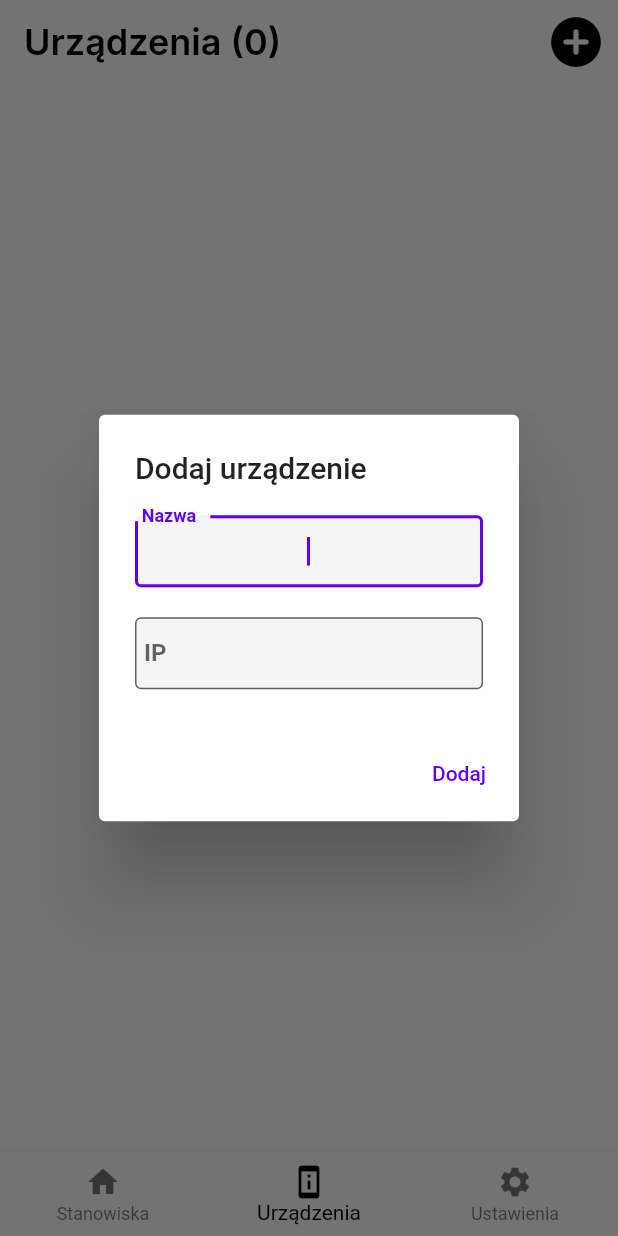
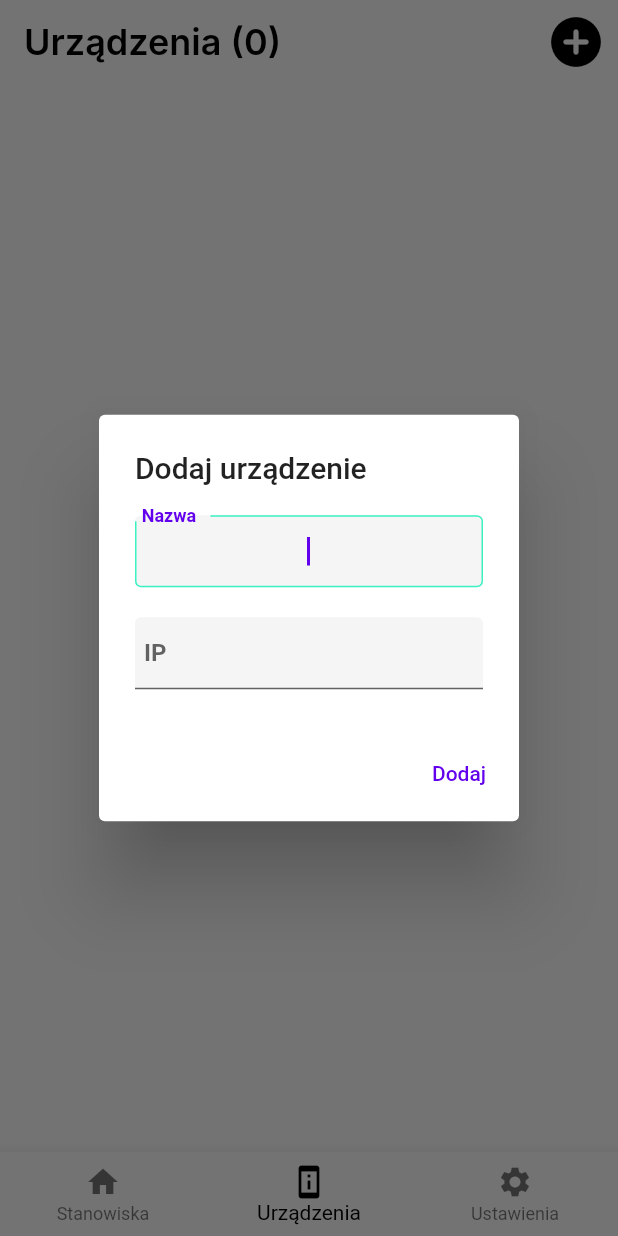
Before and after one commit to Carolosso/SCPI-Monitor, a Flutter app: the screen it shows after launch, item 2 of the bottom bar chosen, after a tap on the "add circle" icon, on a phone screen of 412 x 824 dp. Run offline on Flutter 3.47's test engine with Material 2 defaults, Android fonts, the phone set to English and light mode, and no system bars; our stand-ins replace google_fonts; missing offline and left inert: tcp_socket_connection.

Commit message:
Small UI changes and code fixes

```diff
--- a/lib/local_package/local_TcpSocketConnection.dart
+++ b/lib/local_package/local_TcpSocketConnection.dart
@@ -26,8 +26,9 @@ class LocalTcpSocketConnection extends ChangeNotifier {
   void messageReceiver(String msg) {
     if (msg.isNotEmpty) {
       message = msg;
-      notifyListeners();
     }
+    //TODO Message received: PUSTE???
+    notifyListeners();
   }
 
   void identification() {
--- a/lib/models/device_model.dart
+++ b/lib/models/device_model.dart
@@ -8,9 +8,10 @@ class Device {
   String ip;
   String serial;
   String status;
+  String measuredUnit;
   double value;
   LocalTcpSocketConnection connection;
 
   Device(this.deviceID, this.name, this.ip, this.serial, this.status,
-      this.value, this.connection);
+      this.measuredUnit, this.value, this.connection);
 }
--- a/lib/providers/screen_index_provider.dart
+++ b/lib/providers/screen_index_provider.dart
@@ -11,7 +11,7 @@ class ScreenIndexProvider extends ChangeNotifier {
     const StationsListView(),
     //const StationDetailPage(),
     DevicesListView(),
-    SettingsPage(),
+    const SettingsPage(),
   ];
 
   void updateScreenIndex(int newIndex) {
--- a/lib/views/stations_list_view.dart
+++ b/lib/views/stations_list_view.dart
@@ -123,7 +123,7 @@ class StationsListView extends StatelessWidget {
                                               flex: 1,
                                               //alignment: Alignment.centerLeft,
                                               child: Text(
-                                                '${viewModel.getDeviceValue(indexStation, indexDevice).toStringAsFixed(3)} V',
+                                                '${viewModel.getDeviceValue(indexStation, indexDevice).toStringAsFixed(3)} ${viewModel.getDeviceMeasuredUnit(indexStation, indexDevice)}',
                                                 style: const TextStyle(
                                                   fontSize: 20,
                                                   fontWeight: FontWeight.bold,
--- a/lib/views/widgets/custom_app_bars/custom_app_bar_for_devices_view.dart
+++ b/lib/views/widgets/custom_app_bars/custom_app_bar_for_devices_view.dart
@@ -2,6 +2,7 @@ import 'package:flutter/material.dart';
 import 'package:google_fonts/google_fonts.dart';
 import 'package:provider/provider.dart';
 import 'package:test/providers/app_view_model.dart';
+import 'package:test/style/theme.dart';
 
 class CustomAppBarForDevicesView extends StatelessWidget
     implements PreferredSizeWidget {
@@ -53,12 +54,14 @@ class CustomAppBarForDevicesView extends StatelessWidget
                               onSubmitted: (value) {
                                 //onSubmit(value);
                               },
-                              decoration: const InputDecoration(
-                                contentPadding: EdgeInsets.only(
+                              decoration: InputDecoration(
+                                contentPadding: const EdgeInsets.only(
                                   bottom: 5,
                                 ),
                                 filled: true,
-                                border: OutlineInputBorder(),
+                                focusedBorder: OutlineInputBorder(
+                                    borderSide:
+                                        BorderSide(color: Styles.surfaceColor)),
                                 labelText: ' Nazwa ',
                               ),
                               autofocus: true,
@@ -76,13 +79,15 @@ class CustomAppBarForDevicesView extends StatelessWidget
                               onSubmitted: (value) {
                                 // onSubmit(value);
                               },
-                              decoration: const InputDecoration(
-                                contentPadding: EdgeInsets.only(
+                              decoration: InputDecoration(
+                                contentPadding: const EdgeInsets.only(
                                   bottom: 5,
                                 ),
                                 filled: true,
                                 //fillColor: viewModel.clrlvl2,
-                                border: OutlineInputBorder(),
+                                focusedBorder: OutlineInputBorder(
+                                    borderSide:
+                                        BorderSide(color: Styles.surfaceColor)),
                                 labelText: ' IP ',
                               ),
                               autofocus: true,
--- a/pubspec.yaml
+++ b/pubspec.yaml
@@ -37,7 +37,6 @@ dependencies:
   # Use with the CupertinoIcons class for iOS style icons.
   cupertino_icons: ^1.0.2
   tcp_socket_connection:
-
 dev_dependencies:
   flutter_test:
     sdk: flutter
```
Also changed, not shown: lib/providers/app_view_model.dart (+9 -4 lines), lib/views/device_list_view.dart (+69 -12 lines), lib/views/pages/settings_page.dart (+2 -11 lines), lib/views/station_detail_view.dart (+17 -4 lines), lib/views/widgets/custom_app_bars/custom_app_bar_for_stations_view.dart (+6 -3 lines).
